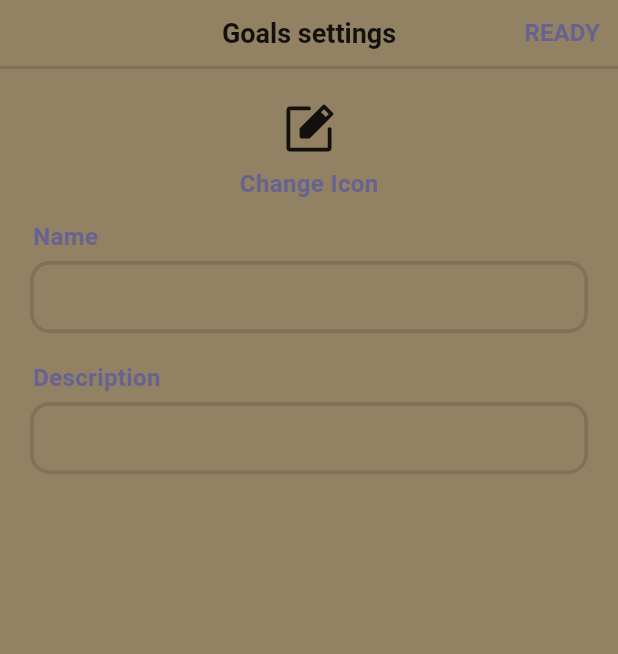
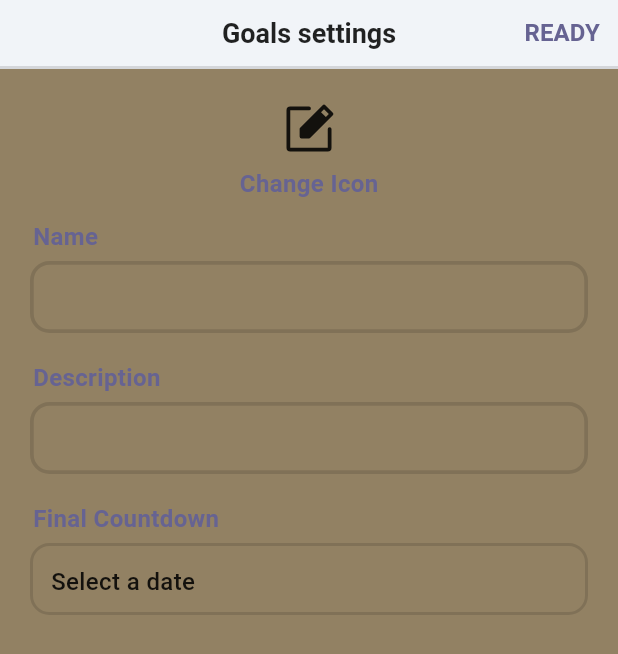
Before and after one commit to sankassio99/goals_tracker, a Flutter app: the GoalSettingsDialog screen opened directly with empty values, on a phone screen of 412 x 824 dp. Shown: the top 654 px of the screen. Run offline on Flutter 3.47's test engine with Material 2 defaults, Android fonts, the phone set to English and light mode, and no system bars; our stand-ins replace get, percent_indicator, phosphor_flutter, table_calendar; Roboto replaces fonts that are missing (Poppins).

Commit message:
#draf date picker time

```diff
--- a/lib/presentation/components/goal_settings_dialog.dart
+++ b/lib/presentation/components/goal_settings_dialog.dart
@@ -9,6 +9,7 @@ import 'package:goals_tracker/presentation/models/goal_model.dart';
 class GoalSettingsDialog extends StatelessWidget {
   final GoalModel goalModel;
   final controller = Get.find<MainGoalController>();
+  final Rx<String> selectedDateTime = "Select a date".obs;
 
   GoalSettingsDialog({
     required this.goalModel,
@@ -82,6 +83,52 @@ class GoalSettingsDialog extends StatelessWidget {
                   label: "Description",
                   controller: goalModel.descriptionController,
                 ),
+                const SizedBox(
+                  height: 18,
+                ),
+                Column(
+                  mainAxisAlignment: MainAxisAlignment.start,
+                  crossAxisAlignment: CrossAxisAlignment.start,
+                  children: [
+                    Padding(
+                      padding: const EdgeInsets.fromLTRB(2, 0, 0, 5),
+                      child: Text(
+                        "Final Countdown",
+                        style: TextStyle(
+                          fontSize: 16,
+                          fontWeight: FontWeight.bold,
+                          color: Theme.of(context).colorScheme.onSecondary,
+                        ),
+                      ),
+                    ),
+                    InkWell(
+                      onTap: () async {
+                        var selectedDate = await showDatePicker(
+                            context: context,
+                            initialDate: DateTime.now(),
+                            firstDate: DateTime.now(),
+                            lastDate: DateTime(2025));
+                        selectedDateTime.value =
+                            "${selectedDate?.day}/${selectedDate?.month}/${selectedDate?.year}";
+                      },
+                      child: Container(
+                        width: double.infinity,
+                        height: 48,
+                        padding: const EdgeInsets.fromLTRB(12, 12, 12, 12),
+                        decoration: BoxDecoration(
+                          border: Border.all(
+                            color: Colors.black12,
+                            width: 2.0,
+                          ),
+                          borderRadius: BorderRadius.circular(13),
+                        ),
+                        child: Obx(
+                          () => Text(selectedDateTime.value),
+                        ),
+                      ),
+                    ),
+                  ],
+                )
               ],
             ),
           ),
--- a/lib/presentation/components/my_app_bar.dart
+++ b/lib/presentation/components/my_app_bar.dart
@@ -15,7 +15,7 @@ class MyAppBar extends StatelessWidget implements PreferredSizeWidget {
   @override
   Widget build(BuildContext context) {
     return AppBar(
-      // backgroundColor: Theme.of(context).colorScheme.onPrimary,
+      backgroundColor: Theme.of(context).colorScheme.onPrimary,
       automaticallyImplyLeading: false,
       leading: leading,
       title: Text(
```
